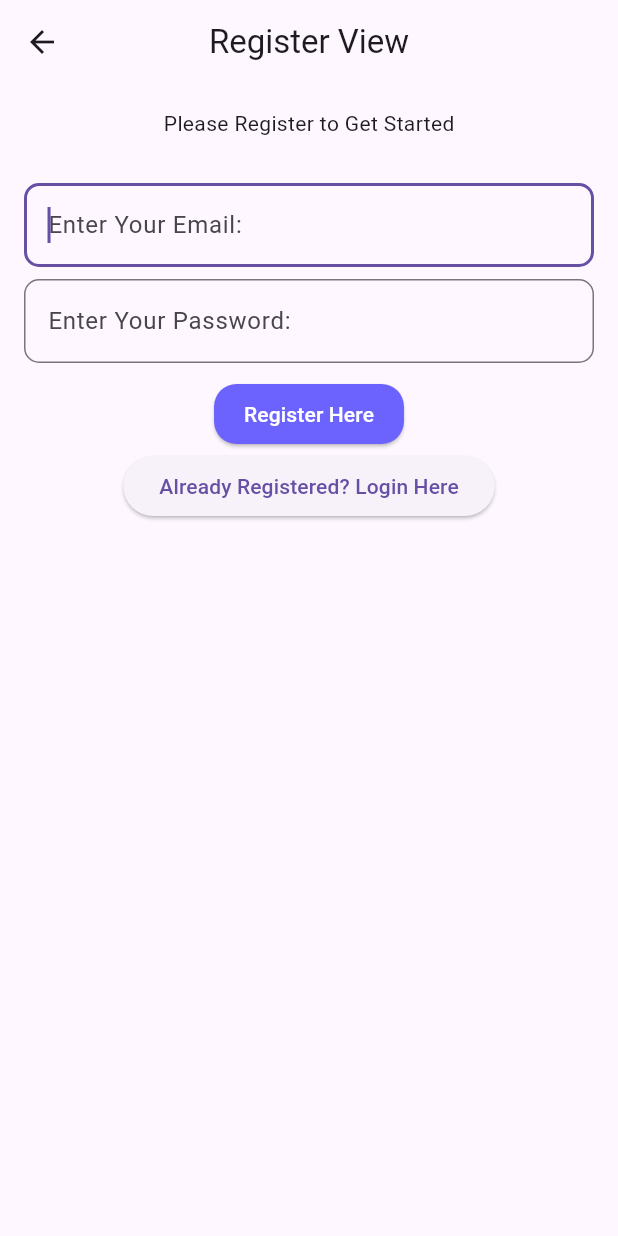
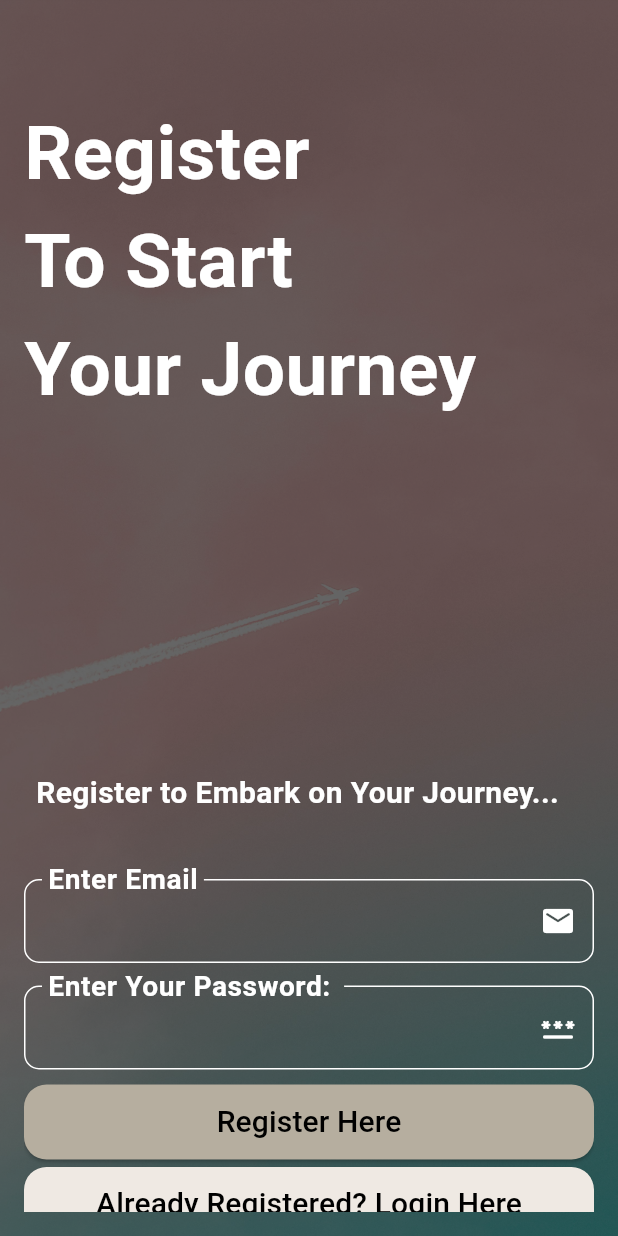
Before and after one commit to Devsonar19/My-Notes, a Flutter app: the RegisterView screen opened directly, on a phone screen of 412 x 824 dp. Run offline on Flutter 3.47's test engine with Material 3 defaults, Android fonts, the phone set to English and light mode, and no system bars; our stand-ins replace bloc, cloud_firestore, equatable, firebase_auth, firebase_core, flutter_bloc and 3 more; accounts and stored records are empty; network calls fail; Roboto replaces fonts that are missing (Courgette).

Commit message:
new and improved register screen, better ui

```diff
--- a/test_application/lib/views/login_view.dart
+++ b/test_application/lib/views/login_view.dart
@@ -71,13 +71,13 @@ class _LoginViewState extends State<LoginView> {
         children: [
           Positioned.fill(
               child: Image.asset(
-                'assets/images/pexels-iphotic-3070339.jpg',
+                'assets/images/login_view_background.jpg',
                 fit: BoxFit.cover
               ),
           ),
           Positioned.fill(
             child: Container(
-              color: Colors.black.withOpacity(0.5),
+              color: Colors.black.withValues(alpha: 0.5),
             ),
           ),
         Scaffold(
--- a/test_application/lib/views/register_view.dart
+++ b/test_application/lib/views/register_view.dart
@@ -1,5 +1,8 @@
 import 'package:flutter/material.dart';
+import 'package:flutter/services.dart';
 import 'package:flutter_bloc/flutter_bloc.dart';
+import 'package:google_fonts/google_fonts.dart';
+import 'package:hexcolor/hexcolor.dart';
 import 'package:test_application/services/auth/auth_service.dart';
 import 'package:test_application/services/auth/bloc/auth_state.dart';
 
@@ -28,6 +31,13 @@ class _RegisterViewState extends State<RegisterView> {
     _email = TextEditingController();
     _password = TextEditingController();
     super.initState();
+    SystemChrome.setSystemUIOverlayStyle(
+        const SystemUiOverlayStyle(
+          statusBarIconBrightness: Brightness.light,
+          statusBarColor: Colors.transparent,
+          statusBarBrightness: Brightness.dark,
+        )
+    );
   }
 
   @override
@@ -40,7 +50,11 @@ class _RegisterViewState extends State<RegisterView> {
 
   @override
   Widget build(BuildContext context) {
-    return BlocListener<AuthBloc, AuthState>(
+    return AnnotatedRegion<SystemUiOverlayStyle>(
+      value: const SystemUiOverlayStyle(
+        statusBarIconBrightness: Brightness.light,
+      ),
+    child:  BlocListener<AuthBloc, AuthState>(
       listener: (context, state) async {
         if (state is AuthStateRegistering) {
           if(state.exception is WeakPasswordAuthException){
@@ -54,53 +68,123 @@ class _RegisterViewState extends State<RegisterView> {
           }
         }
       },
-      child: Scaffold(
-        appBar: AppBar(
-            title: const Text('Register View'),
-            centerTitle: true
+      child: Stack(
+        children:[
+          Positioned.fill(
+              child: Image.asset(
+                'assets/images/register_view_background.jpg',
+                fit: BoxFit.cover
               ),
+          ),
+          Positioned.fill(
+              child: Container(
+                color: Colors.black.withValues(alpha: 0.6),
+              ),
+          ),
+          Scaffold(
+            resizeToAvoidBottomInset: true,
+          backgroundColor: Colors.transparent,
           body: Padding(
             padding: const EdgeInsets.all(16.0),
+            child: SingleChildScrollView(
               child: Column(
                 crossAxisAlignment: CrossAxisAlignment.center,
                 children: [
-              const SizedBox(
-                  height: 50.0,
-                  child: Text('Please Register to Get Started'),
+                  SizedBox(
+                    height: 490.0,
+                    width: double.infinity,
+                    child: Padding(
+                      padding: const EdgeInsets.only(top: 50),
+                      child: Text(
+                        'Register\nTo Start\nYour Journey',
+                        style: GoogleFonts.ooohBaby(
+                          fontWeight: FontWeight.bold,
+                          fontSize: 50,
+                          color: Colors.white,
+                        ),
+                      ),
+                    ),
+                  ),
+                  SizedBox(
+                    height: 80,
+                    width: double.infinity,
+                    child: Padding(
+                      padding: const EdgeInsets.all(8.0),
+                      child: Text(
+                          'Register to Embark on Your Journey...',
+                          style: GoogleFonts.ooohBaby(
+                              fontWeight: FontWeight.bold,
+                              fontSize: 20,
+                              color: Colors.white
+                          )
+                      ),
+                    ),
                   ),
                   TextField(
                     controller: _email,
                     enableSuggestions: false,
                     autocorrect: false,
-                autofocus: true,
                     keyboardType: TextInputType.emailAddress,
-                decoration: const InputDecoration(
-                  hintText: 'Enter Your Email: ',
-                  border: OutlineInputBorder(
+                    cursorColor: Colors.white,
+                    style: TextStyle(
+                      color: Colors.white,
+                    ),
+                    decoration: InputDecoration(
+                      labelText: 'Enter Email',
+                      floatingLabelBehavior: FloatingLabelBehavior.always,
+                      suffixIcon: Icon(Icons.email_rounded, color: Colors.white,),
+                      labelStyle: TextStyle(
+                        color: Colors.white,
+                        fontSize: 25,
+                        fontWeight: FontWeight.bold,
+                        fontFamily: GoogleFonts.courgette().fontFamily,
+                      ),
+                      enabledBorder: OutlineInputBorder(
+                        borderSide: BorderSide(color: Colors.white),
                         borderRadius: BorderRadius.all(Radius.circular(10)),
                       ),
-
+                      focusedBorder: OutlineInputBorder(
+                        borderSide: BorderSide(color: Colors.white),
+                        borderRadius: BorderRadius.all(Radius.circular(10)),
                       ),
                     ),
-              const SizedBox(height: 8.0),
+                  ),
+                  const SizedBox(height: 15.0),
                   TextField(
                     controller: _password,
                     obscureText: true,
                     enableSuggestions: false,
                     autocorrect: false,
-                decoration: const InputDecoration(
-                  hintText: 'Enter Your Password: ',
-                  border: OutlineInputBorder(
+                    keyboardType: TextInputType.visiblePassword,
+                    cursorColor: Colors.white,
+                    style: TextStyle(
+                      color: Colors.white,
+                    ),
+                    decoration: InputDecoration(
+                      labelText: 'Enter Your Password: ',
+                      floatingLabelBehavior: FloatingLabelBehavior.always,
+                      suffixIcon: Icon(Icons.password_rounded, color: Colors.white,),
+                      labelStyle: TextStyle(
+                        fontSize: 25,
+                        fontWeight: FontWeight.bold,
+                        fontFamily: GoogleFonts.courgette().fontFamily,
+                        color: Colors.white,
+                      ),
+                      enabledBorder: OutlineInputBorder(
+                        borderSide: BorderSide(color: Colors.white),
+                        borderRadius: BorderRadius.all(Radius.circular(10)),
+                      ),
+                      focusedBorder: OutlineInputBorder(
+                        borderSide: BorderSide(color: Colors.white),
                         borderRadius: BorderRadius.all(Radius.circular(10)),
                       ),
                     ),
                   ),
                   const SizedBox(height: 10.0),
-              //Center the Buttons
-              Center(
-                child: Column(
-                  children: [
-                    ElevatedButton(
+                  SizedBox(
+                    width: double.infinity,
+                    height: 50,
+                    child: ElevatedButton(
                           onPressed: () async {
                             final email = _email.text;
                             final password = _password.text;
@@ -113,8 +197,8 @@ class _RegisterViewState extends State<RegisterView> {
                             const Text('Register on Clicking');
                           },
                           style: ElevatedButton.styleFrom(
-                        backgroundColor: const Color(0xFF6C63FF),
-                        foregroundColor: Colors.white,
+                            backgroundColor: HexColor('B6AE9F'),
+                            foregroundColor: Colors.black,
                             shape: RoundedRectangleBorder(
                               borderRadius: BorderRadius.circular(15),
                             ),
@@ -122,23 +206,38 @@ class _RegisterViewState extends State<RegisterView> {
                                 horizontal: 20,
                                 vertical: 10,
                               ),
-                      ),child: const Text('Register Here')
+                          ),child: const Text('Register Here', style: TextStyle(fontSize: 20))
                     ),
-                    ElevatedButton(
+                  ),
+                  const SizedBox(height: 5.0),
+                  SizedBox(
+                    width: double.infinity,
+                    height: 50,
+                    child: ElevatedButton(
                       onPressed: () {
                         //To loginRoute
                         context.read<AuthBloc>().add(
                           const AuthEventLogOut(),
                         );
-                      }, child: const Text('Already Registered? Login Here'),
+                      },
+                      style: ElevatedButton.styleFrom(
+                        backgroundColor: HexColor('EFE9E3'),
+                        foregroundColor: Colors.black,
+                        shape: RoundedRectangleBorder(
+                          borderRadius: BorderRadius.circular(15),
                         ),
+                      ),
+                      child: const Text('Already Registered? Login Here', style: TextStyle(fontSize: 20)),
+                    ),
+                  )
                 ],
+              ),
+            ),
           ),
           ),
         ],
       ),
       ),
-      ),
     );
   }
 }
--- a/test_application/pubspec.yaml
+++ b/test_application/pubspec.yaml
@@ -54,4 +54,5 @@ flutter:
   uses-material-design: true
   generate: true
   assets:
-    - assets/images/pexels-iphotic-3070339.jpg
+    - assets/images/login_view_background.jpg
+    - assets/images/register_view_background.jpg
```
Also changed, not shown: test_application/assets/images/login_view_background.jpg (renamed from test_application/assets/images/pexels-iphotic-3070339.jpg), test_application/assets/images/register_view_background.jpg (added). Lines whose indentation alone changed are shown as unchanged.
